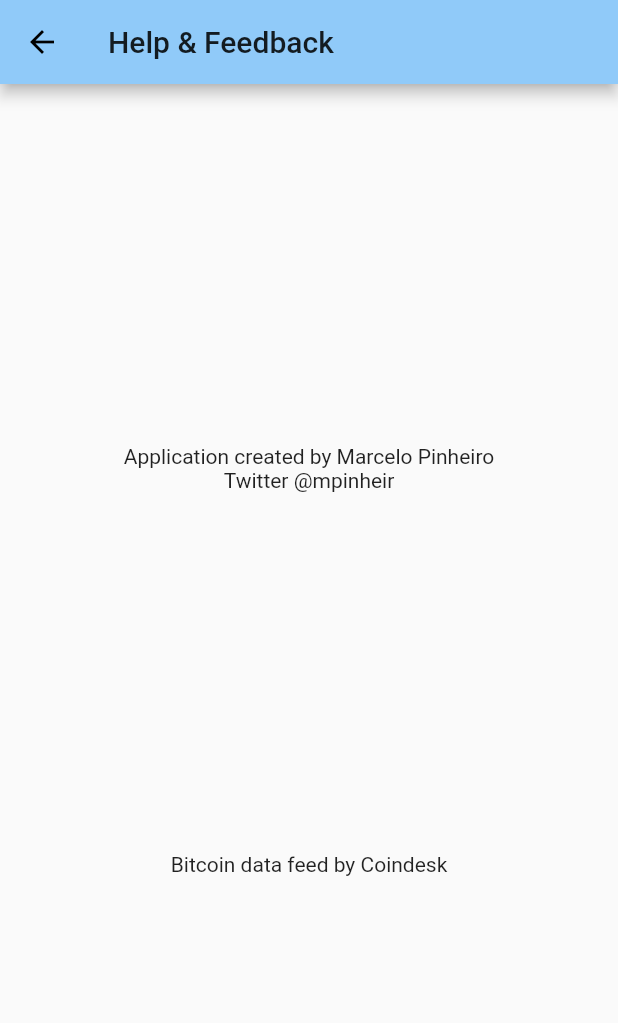
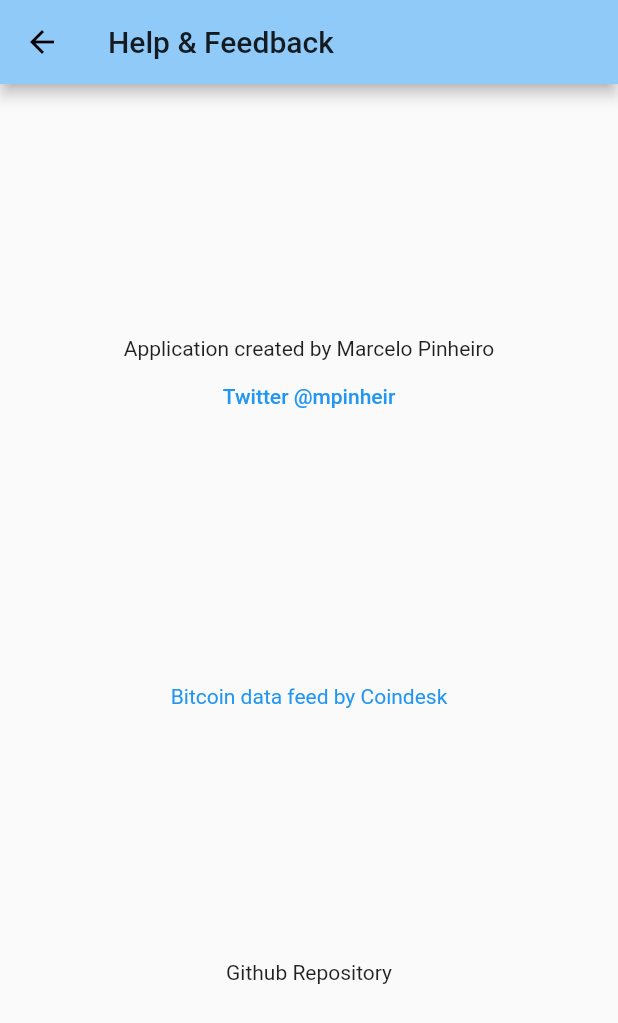
Before and after one commit to mpinheir/BitKoin, a Flutter app: the HelpAndFeedback screen opened directly, on a phone screen of 412 x 824 dp. Shown: the top 1023 px of the screen. Run offline on Flutter 3.47's test engine with Material 2 defaults, Android fonts, the phone set to English and light mode, and no system bars; our stand-ins replace shared_preferences; accounts and stored records are empty; network calls fail.

Commit message:
Removed "new" from code and enhancements to helpandfeedback and .gitignore.

```diff
--- a/lib/helpandfeedback.dart
+++ b/lib/helpandfeedback.dart
@@ -1,29 +1,43 @@
 import 'package:flutter/material.dart';
+import 'package:url_launcher/url_launcher.dart';
 
 class HelpAndFeedback extends StatelessWidget{
 
   @override
   Widget build(BuildContext context) {
-    return new Scaffold(
-			appBar: new AppBar(
-				title: new Text('Help & Feedback'),
+    return Scaffold(
+			appBar: AppBar(
+				title: Text('Help & Feedback'),
 			),
 			body:
-        new Center(
-						child: new Column(
+        Center(
+						child: Column(
 							mainAxisAlignment: MainAxisAlignment.spaceEvenly,
 							children:
 								[
-									new Column(
+									Column(
 										children: [
-											new Text( "Application created by Marcelo Pinheiro" ),
-											new Text( "Twitter @mpinheir" ),
+											Text( "Application created by Marcelo Pinheiro" ),
+                      FlatButton(
+                        onPressed: _launchURL,
+                        child: new Text('Twitter @mpinheir', style: TextStyle(color: Colors.blue)),
+                      ),
 										],
 									),
-									new Text("Bitcoin data feed by Coindesk" ),
+									Text("Bitcoin data feed by Coindesk", style: TextStyle(color: Colors.blue) ),
+                  Text("Github Repository" ),
 								],
 						),
 				),
     );
   }
+
+  _launchURL() async {
+   const url = 'https://twitter.com/mpinheir';
+   if (await canLaunch(url)) {
+     await launch(url);
+   } else {
+      throw 'Could not launch $url';
+    }
+  }
 }
--- a/pubspec.yaml
+++ b/pubspec.yaml
@@ -5,12 +5,13 @@ dependencies:
   flutter:
     sdk: flutter
   shared_preferences: "0.4.0"
-  url_launcher:
+  url_launcher: "^3.0.2"
 
 
   # The following adds the Cupertino Icons font to your application.
   # Use with the CupertinoIcons class for iOS style icons.
   cupertino_icons: ^0.1.0
+  http: any
 
 dev_dependencies:
   flutter_test:
```
Also changed, not shown: lib/currencylist.dart (+10 -10 lines), lib/main.dart (+36 -36 lines), lib/refreshrate.dart (+11 -10 lines), pubspec.lock, 1 other file.
